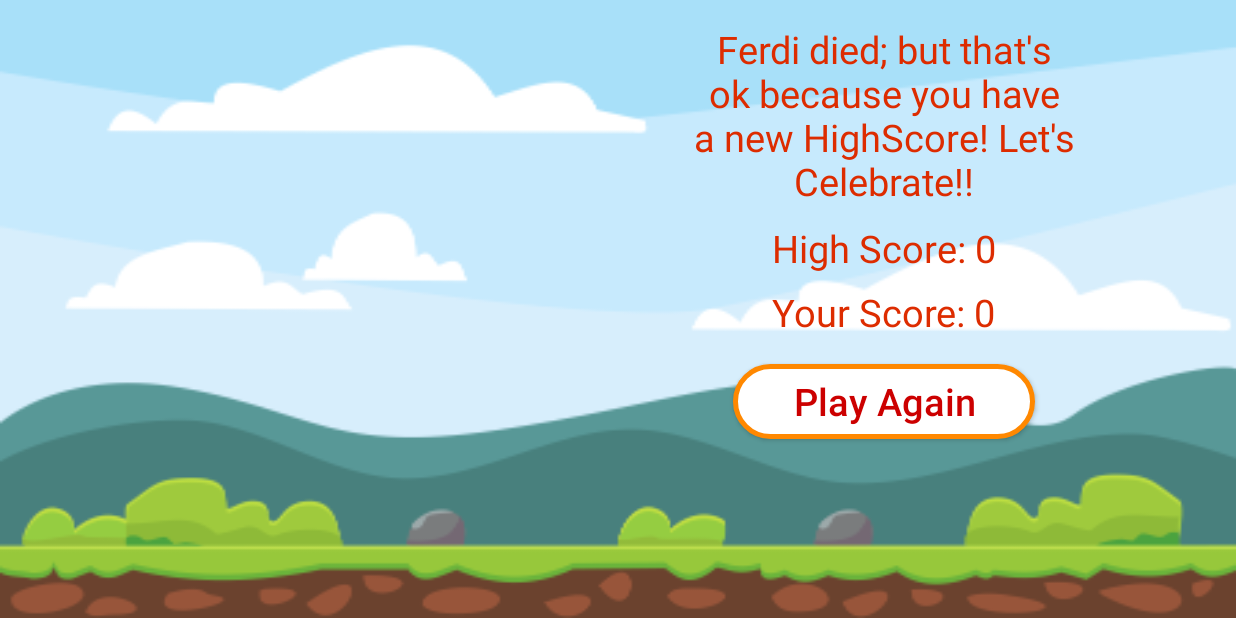
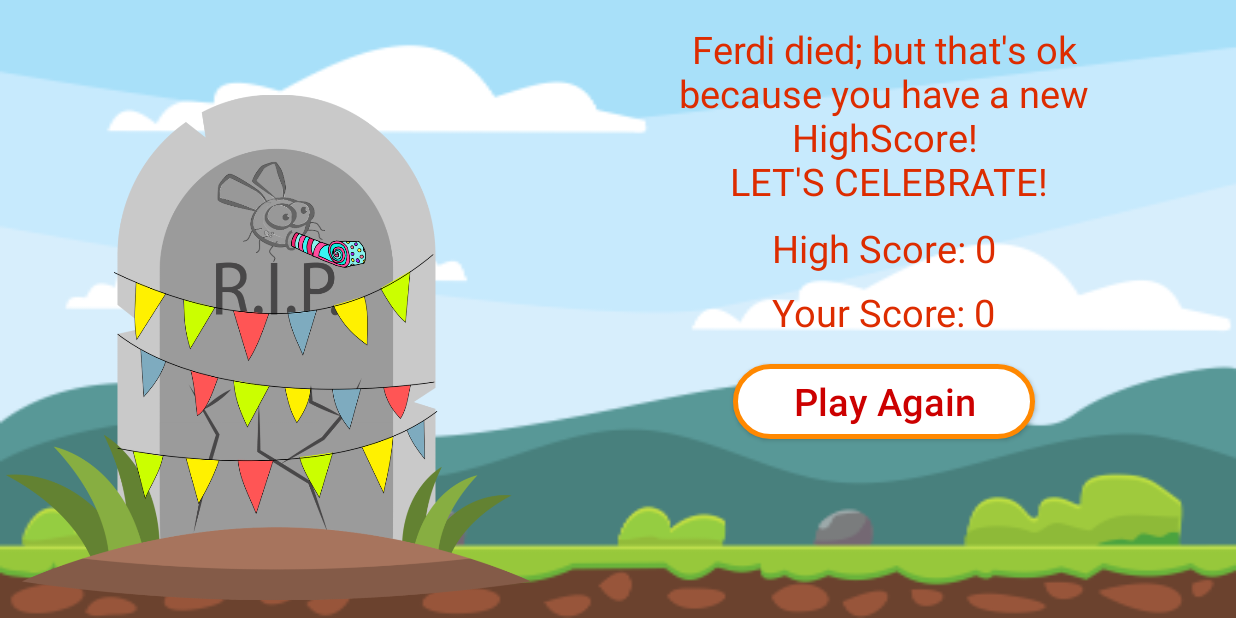
Before and after one commit to dennisbr3003/ferdithefly, an Android app: the ResultActivity screen opened directly, with no data from a screen before it, on a phone screen of 824 x 412 dp (held sideways). Run offline under Robolectric (Android 15) with nearby library versions, the phone set to English and light mode, and no system bars; 1 statement that could not run was skipped.

Commit message:
Ferdi dies but there is a highscore

```diff
--- a/app/src/main/java/com/dennis_brink/android/ferdithefly/MainActivity.java
+++ b/app/src/main/java/com/dennis_brink/android/ferdithefly/MainActivity.java
@@ -187,7 +187,7 @@ public class MainActivity extends AppCompatActivity {
                 imageViewWasp.setImageResource(R.drawable.b1);
                 imageViewWasp.setTag("b_1");
             }
-            handlerWaspAnimation.postDelayed(runnableWaspAnimation, 80);
+            handlerWaspAnimation.postDelayed(runnableWaspAnimation, 100);
         };
 
         handlerWaspAnimation.post(runnableWaspAnimation);
--- a/app/src/main/java/com/dennis_brink/android/ferdithefly/ResultActivity.java
+++ b/app/src/main/java/com/dennis_brink/android/ferdithefly/ResultActivity.java
@@ -16,7 +16,7 @@ import android.widget.TextView;
 public class ResultActivity extends AppCompatActivity {
 
     TextView textViewResultInfo, textViewResultScore, textViewResultHighScore;
-    ImageView imageViewEnd, imageViewWin;
+    ImageView imageViewEnd, imageViewWin, imageViewWinLoss;
     AppCompatButton btnAgain;
 
     int score;
@@ -35,6 +35,7 @@ public class ResultActivity extends AppCompatActivity {
 
         imageViewEnd = findViewById(R.id.imageViewTombStone);
         imageViewWin = findViewById(R.id.imageViewWin);
+        imageViewWinLoss = findViewById(R.id.imageViewTombStoneWin);
 
         btnAgain = findViewById(R.id.btnResultPlayAgain);
 
@@ -42,12 +43,6 @@ public class ResultActivity extends AppCompatActivity {
         type = getIntent().getStringExtra("type");
         if(type.equals("")){
             type = "loss";
-        }
-        if(type.equals("loss")){
-            imageViewEnd.setVisibility(View.VISIBLE);
-        }
-        if(type.equals("win")){
-           imageViewWin.setVisibility(View.VISIBLE);
         }
 
         textViewResultScore.setText("Your Score: " + score);
@@ -57,16 +52,20 @@ public class ResultActivity extends AppCompatActivity {
 
         if(score >= 500){ // 500+ is win
             if(score >= highscore) {
+                imageViewWin.setVisibility(View.VISIBLE);
                 textViewResultInfo.setText("Ferdi lives!\nHe's havin' a beer with his friends! Get one yourself, you earned it...");
                 textViewResultHighScore.setText("High Score: " + score);
                 sharedPreferences.edit().putInt("highscore", score).apply();
             }
         } else {
             if (score >= highscore){ // < 500 you died
-                textViewResultInfo.setText("Ferdi died; but that's ok because you have a new HighScore! Let's Celebrate!!");
+                imageViewWinLoss.setVisibility(View.VISIBLE);
+                textViewResultInfo.setText("Ferdi died; but that's ok because you have a new HighScore!\n LET'S CELEBRATE!");
+                type="win";
                 textViewResultHighScore.setText("High Score: " + score);
                 sharedPreferences.edit().putInt("highscore", score).apply();
             } else {
+                imageViewEnd.setVisibility(View.VISIBLE); // you died without an highscore
                 textViewResultInfo.setText("Ferdi died because of you! Maybe you should just..go away!");
                 textViewResultHighScore.setText("High Score: " + highscore);
             }
--- a/app/src/main/res/layout/activity_result.xml
+++ b/app/src/main/res/layout/activity_result.xml
@@ -72,6 +72,17 @@
         app:srcCompat="@drawable/rip" />
 
     <ImageView
+        android:id="@+id/imageViewTombStoneWin"
+        android:layout_width="350dp"
+        android:layout_height="350dp"
+        android:layout_marginStart="4dp"
+        android:layout_marginBottom="5dp"
+        android:visibility="invisible"
+        app:layout_constraintBottom_toBottomOf="parent"
+        app:layout_constraintStart_toStartOf="parent"
+        app:srcCompat="@drawable/ripnwin" />
+
+    <ImageView
         android:id="@+id/imageViewWin"
         android:layout_width="300dp"
         android:layout_height="300dp"
```
Also changed, not shown: app/src/main/res/drawable-hdpi/ripnwin.png (added), app/src/main/res/drawable-mdpi/ripnwin.png (added), app/src/main/res/drawable-v24/ripnwin.png (added), app/src/main/res/drawable-xhdpi/ripnwin.png (added), app/src/main/res/drawable-xxhdpi/ripnwin.png (added), app/src/main/res/drawable-xxxhdpi/ripnwin.png (added).
